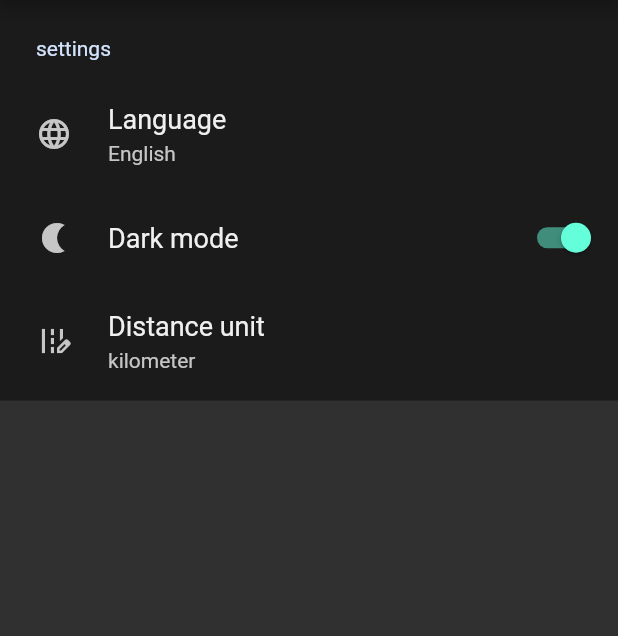
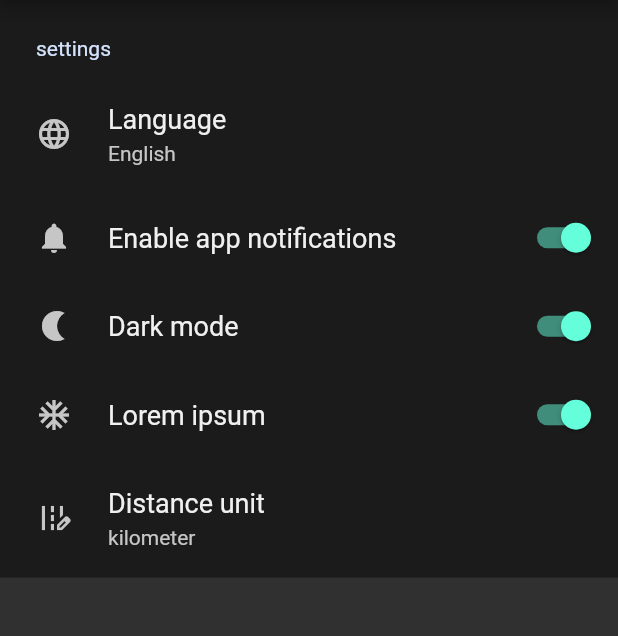
Before and after one commit to BikeBuddy-app/bikebuddy, a Flutter app: the SettingsPage screen opened by its route, on a phone screen of 412 x 824 dp, the part 84-720 px from its top. Run offline on Flutter 3.47's test engine with Material 2 defaults, Android fonts, the phone set to English and light mode, and no system bars; drawn by our look-alikes of settings_ui; generated files the repository leaves out were written again.

Commit message:
Revert "BB-25 added settings persistence in devices local storage"
This reverts commit 8917ead95deb44ef44eaa29ef8005da6619d2e85.

```diff
--- a/lib/constants/default_values.dart
+++ /dev/null
@@ -1,5 +0,0 @@
-
-// Default settings values
-const bool darkMode = true;
-const String language = 'en';
-const String distanceUnit = 'kilometer';
--- a/lib/pages/settings/settings_page.dart
+++ b/lib/pages/settings/settings_page.dart
@@ -69,6 +69,14 @@ class _SettingsPageState extends State<SettingsPage> {
                           },
                         ),
                         SettingsTile.switchTile(
+                          initialValue: _notifications,
+                          leading: const Icon(Icons.notifications),
+                          title: Text(translations.set_notifications),
+                          onToggle: (value) {
+                            setState(() => _notifications = value);
+                          },
+                        ),
+                        SettingsTile.switchTile(
                           initialValue: notifier.isDarkModeEnabled,
                           leading: const Icon(Icons.nightlight),
                           title: Text(translations.set_darkmode),
@@ -76,10 +84,18 @@ class _SettingsPageState extends State<SettingsPage> {
                             notifier.toggleApplicationTheme(value);
                           },
                         ),
+                        SettingsTile.switchTile(
+                          initialValue: _functionality,
+                          leading: const Icon(Icons.ac_unit_sharp),
+                          title: Text(translations.set_placeholder),
+                          onToggle: (value) {
+                            setState(() => _functionality = value);
+                          },
+                        ),
                         SettingsTile.navigation(
                           leading: const Icon(Icons.edit_road),
                           title: Text(translations.set_distance_unit),
-                          value: Text(notifier.distanceUnit),
+                          value: Text(_distanceUnit),
                           onPressed: (BuildContext context) {
                             showModalBottomSheet(
                               context: context,
@@ -91,8 +107,8 @@ class _SettingsPageState extends State<SettingsPage> {
                                         (unit) => ListTile(
                                           title: Text(unit),
                                           onTap: () {
-                                            notifier.updateDistanceUnit(unit);
-                                            setState(() => _distanceUnit = unit);
+                                            setState(
+                                                () => _distanceUnit = unit);
                                             Navigator.pop(context);
                                           },
                                         ),
--- a/lib/pages/settings/settings_screen_notifier.dart
+++ b/lib/pages/settings/settings_screen_notifier.dart
@@ -1,41 +1,18 @@
-import 'package:bike_buddy/constants/default_values.dart' as default_value;
-import 'package:bike_buddy/utils/shared_prefs.dart';
 import 'package:flutter/material.dart';
 
 class SettingsScreenNotifier extends ChangeNotifier {
-  bool _isDarkModeEnabled = default_value.darkMode;
-  String _applicationLanguage = default_value.language;
-  String _distanceUnit = default_value.distanceUnit;
-
-  SettingsScreenNotifier() {
-    loadSettingsFromMemory();
-  }
+  bool _isDarkModeEnabled = true;
+  String _applicationLanguage = 'en';
 
   get isDarkModeEnabled => _isDarkModeEnabled;
   void toggleApplicationTheme(bool darkModeEnabled) {
     _isDarkModeEnabled = darkModeEnabled;
-    SharedPrefs.setDarkModePref(darkModeEnabled);
     notifyListeners();
   }
 
   get applicationLanguage => _applicationLanguage;
   void updateApplicationLanguage(String countryCode) {
     _applicationLanguage = countryCode;
-    SharedPrefs.setLanguage(countryCode);
     notifyListeners();
   }
-
-  get distanceUnit => _distanceUnit;
-  void updateDistanceUnit(String unit) {
-    _distanceUnit = unit;
-    SharedPrefs.setDistanceUnitsPref(unit);
-    notifyListeners();
-  }
-
-  void loadSettingsFromMemory() {
-    _isDarkModeEnabled = SharedPrefs.getDarkModePref() ?? default_value.darkMode;
-    _applicationLanguage = SharedPrefs.getLanguagePref() ?? default_value.language;
-    _distanceUnit = SharedPrefs.getDistanceUnitsPref() ?? default_value.distanceUnit;
-
-  }
 }
--- a/lib/utils/shared_prefs.dart
+++ /dev/null
@@ -1,25 +0,0 @@
-import 'package:shared_preferences/shared_preferences.dart';
-
-class SharedPrefs {
-  // keys used to store values in local memory
-  static const _darkModeKey = 'isDarkModeEnabled';
-  static const _languageKey = 'language';
-  static const _distanceUnitsKey = 'distanceUnits';
-
-  static late final SharedPreferences instance;
-
-  static Future<SharedPreferences> init() async =>
-      instance = await SharedPreferences.getInstance();
-
-  static bool? getDarkModePref() => instance.getBool(_darkModeKey);
-
-  static Future<bool> setDarkModePref(bool value) => instance.setBool(_darkModeKey, value);
-
-  static String? getLanguagePref() => instance.getString(_languageKey);
-
-  static Future<bool> setLanguage(String value) => instance.setString(_languageKey, value);
-
-  static String? getDistanceUnitsPref() => instance.getString(_distanceUnitsKey);
-
-  static Future<bool> setDistanceUnitsPref(String value) => instance.setString(_distanceUnitsKey, value);
-}
--- a/pubspec.yaml
+++ b/pubspec.yaml
@@ -18,7 +18,6 @@ dependencies:
   cupertino_icons: ^1.0.2
   settings_ui: 2.0.2
   sticky_headers: "^0.1.8"
-  shared_preferences: "2.0.20"
 
 dev_dependencies:
   flutter_test:
```
Also changed, not shown: lib/main.dart (+1 -7 lines), pubspec.lock (added), 1 other file.
